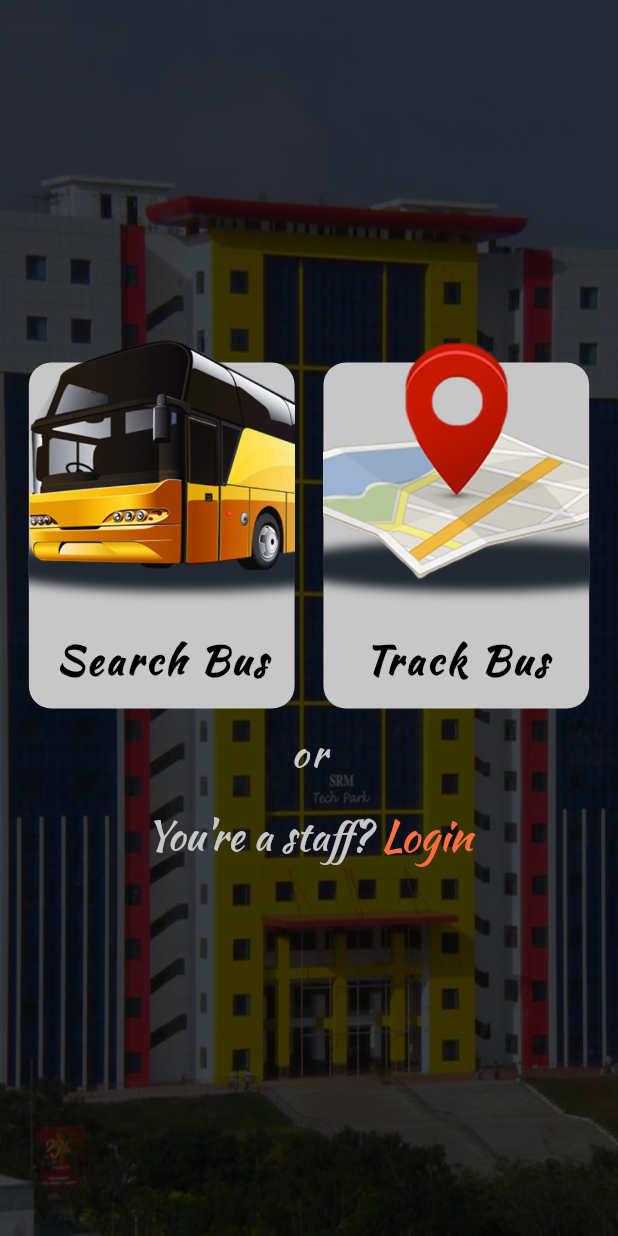
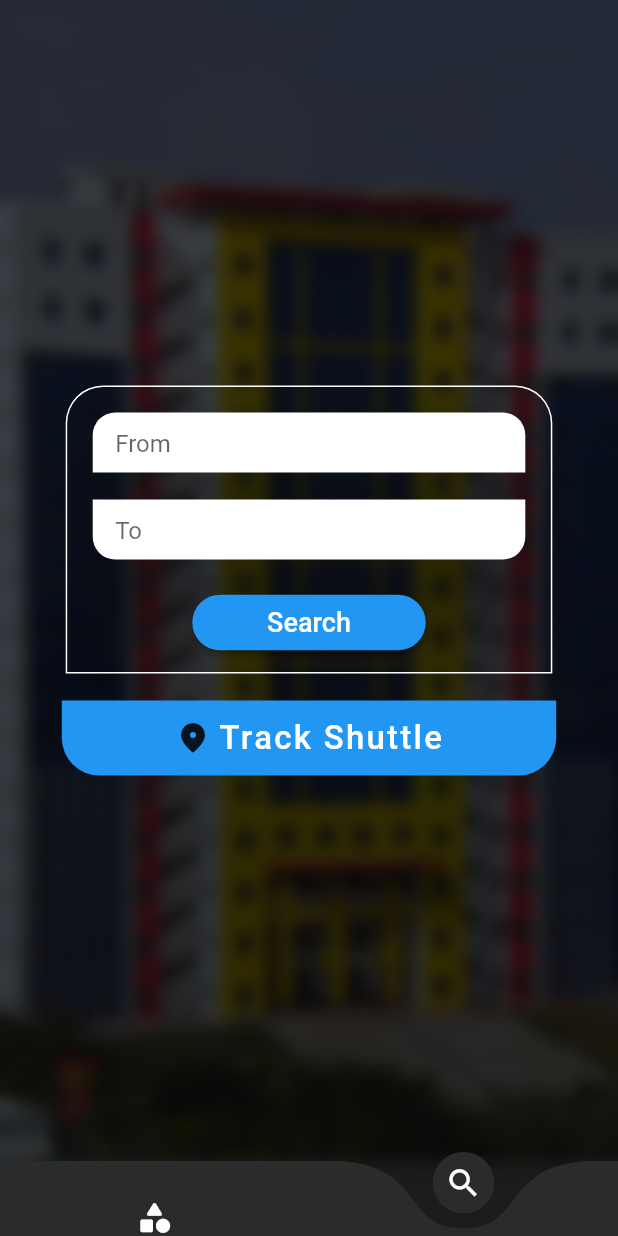
Before and after one commit to heyprincesingh/Shuttle, a Flutter app: the screen it shows after launch, on a phone screen of 412 x 824 dp. Run offline on Flutter 3.47's test engine with Material 2 defaults, Android fonts, the phone set to English and light mode, and no system bars; drawn by our look-alikes of curved_navigation_bar.

Commit message:
Search Screen

```diff
--- /dev/null
+++ b/lib/Search.dart
@@ -0,0 +1,139 @@
+import 'dart:ui';
+import 'package:flutter/cupertino.dart';
+import 'package:flutter/material.dart';
+
+class search extends StatelessWidget {
+  const search({Key? key}) : super(key: key);
+
+  @override
+  Widget build(BuildContext context) {
+    return Container(
+      width: MediaQuery.of(context).size.width,
+      height: MediaQuery.of(context).size.height,
+      child: Column(
+        mainAxisAlignment: MainAxisAlignment.center,
+        crossAxisAlignment: CrossAxisAlignment.center,
+        children: [
+          Card(
+            shape: RoundedRectangleBorder(
+                side: BorderSide(
+                  color: Colors.white,
+                  width: 1.0,
+                ),
+                borderRadius: BorderRadius.only(
+                    topLeft: Radius.circular(25),
+                    topRight: Radius.circular(25))),
+            elevation: 80,
+            color: Color(0x12121212),
+            child: Column(
+              children: [
+                Padding(
+                  padding: const EdgeInsets.fromLTRB(14, 14, 14, 5),
+                  child: BackdropFilter(
+                    filter: ImageFilter.blur(sigmaX: 5, sigmaY: 5),
+                    child: Card(
+                      shape: RoundedRectangleBorder(
+                          borderRadius: BorderRadius.only(
+                              topLeft: Radius.circular(15),
+                              topRight: Radius.circular(15))),
+                      elevation: 20,
+                      color: Colors.white,
+                      child: Container(
+                        height: 40,
+                        width: MediaQuery.of(context).size.width * 0.7,
+                        child: Padding(
+                          padding: const EdgeInsets.only(left: 15),
+                          child: TextFormField(
+                            cursorColor: Colors.black,
+                            decoration: InputDecoration(
+                              border: InputBorder.none,
+                              hintText: 'From',
+                            ),
+                          ),
+                        ),
+                      ),
+                    ),
+                  ),
+                ),
+                Padding(
+                  padding: const EdgeInsets.fromLTRB(14, 5, 14, 14),
+                  child: Card(
+                    shape: RoundedRectangleBorder(
+                        borderRadius: BorderRadius.only(
+                            bottomLeft: Radius.circular(15),
+                            bottomRight: Radius.circular(15))),
+                    elevation: 20,
+                    color: Colors.white,
+                    child: Container(
+                      height: 40,
+                      width: MediaQuery.of(context).size.width * 0.7,
+                      child: Padding(
+                        padding: const EdgeInsets.only(left: 15),
+                        child: TextFormField(
+                          cursorColor: Colors.black,
+                          decoration: InputDecoration(
+                            border: InputBorder.none,
+                            hintText: 'To',
+                          ),
+                        ),
+                      ),
+                    ),
+                  ),
+                ),
+                ElevatedButton(
+                  child: Container(
+                      width: MediaQuery.of(context).size.width * 0.3,
+                      height: MediaQuery.of(context).size.height * 0.045,
+                      child: Center(child: Text("Search",style: TextStyle(fontSize: 18),))),
+                  onPressed: () => print("it's pressed"),
+                  style: ElevatedButton.styleFrom(
+                    primary: Colors.blue,
+                    onPrimary: Colors.white,
+                    shape: RoundedRectangleBorder(
+                      borderRadius: BorderRadius.circular(32.0),
+                    ),
+                  ),
+                ),
+                SizedBox(
+                  height: 10,
+                )
+              ],
+            ),
+          ),
+          SizedBox(
+            height: 10,
+          ),
+          Card(
+              shape: RoundedRectangleBorder(
+                  borderRadius: BorderRadius.only(
+                      bottomLeft: Radius.circular(25),
+                      bottomRight: Radius.circular(25))),
+              elevation: 80,
+              color: Colors.blue,
+              child: Container(
+                height: 50,
+                width: MediaQuery.of(context).size.width * 0.8,
+                child: Row(
+                  mainAxisAlignment: MainAxisAlignment.center,
+                  crossAxisAlignment: CrossAxisAlignment.center,
+                  children: [
+                    Icon(Icons.location_on_rounded),
+                    SizedBox(
+                      width: 5,
+                    ),
+                    Text(
+                      "Track Shuttle",
+                      style: TextStyle(
+                          fontSize: 22,
+                          color: Colors.white,
+                          fontWeight: FontWeight.w500,
+                          letterSpacing: 1.5),
+                    )
+                  ],
+                ),
+              ))
+        ],
+      ),
+    );
+  }
+}
--- a/lib/firstscreen.dart
+++ b/lib/firstscreen.dart
@@ -15,7 +15,7 @@ class firstscreen extends StatelessWidget {
           mainAxisAlignment: MainAxisAlignment.spaceEvenly,
           children: [
             Container(
-              height: MediaQuery.of(context).size.height * 0.28,
+              height: MediaQuery.of(context).size.height * 0.27,
               width: MediaQuery.of(context).size.width * 0.43,
               decoration: BoxDecoration(
                 borderRadius: BorderRadius.all(Radius.circular(15)),
@@ -50,7 +50,7 @@ class firstscreen extends StatelessWidget {
               ),
             ),
             Container(
-              height: MediaQuery.of(context).size.height * 0.28,
+              height: MediaQuery.of(context).size.height * 0.27,
               width: MediaQuery.of(context).size.width * 0.43,
               decoration: BoxDecoration(
                 borderRadius: BorderRadius.all(Radius.circular(15)),
--- a/lib/main.dart
+++ b/lib/main.dart
@@ -1,21 +1,31 @@
 import 'package:flutter/material.dart';
+import 'package:shuttle/Search.dart';
 import 'package:shuttle/firstscreen.dart';
+import 'package:curved_navigation_bar/curved_navigation_bar.dart';
 
 void main() {
   runApp(const MyApp());
 }
 
-class MyApp extends StatelessWidget {
+class MyApp extends StatefulWidget {
   const MyApp({Key? key}) : super(key: key);
 
+  @override
+  State<MyApp> createState() => _MyAppState();
+}
+
+class _MyAppState extends State<MyApp> {
+
+  int _currentIndex = 1;
+  final screenIndex = [firstscreen(),search()];
   @override
   Widget build(BuildContext context) {
     return MaterialApp(
       debugShowCheckedModeBanner: false,
-      title: 'Shuttle',
       theme: ThemeData(),
       home: SafeArea(
         child: Scaffold(
+          resizeToAvoidBottomInset: false,
           backgroundColor: Color(0xFF1C1C1C),
           body: Container(
               decoration: BoxDecoration(
@@ -24,7 +34,24 @@ class MyApp extends StatelessWidget {
                   fit: BoxFit.cover,
                 ),
               ),
-              child: firstscreen()),
+              child: screenIndex[_currentIndex]),
+          bottomNavigationBar: CurvedNavigationBar(
+            animationCurve: Curves.fastLinearToSlowEaseIn,
+            backgroundColor: Colors.transparent,
+            color: Color(0xff2b2b2b),
+            buttonBackgroundColor: Color(0xff2b2b2b),
+            items: [
+              Tooltip(
+                  message: "Categories",
+                  child: Icon(Icons.category_rounded,size: 25,color: Colors.white)),
+              Tooltip(
+                  message: "Wallpapers",
+                  child: Icon(Icons.search,size: 25,color: Colors.white)),
+            ],
+            height: 50,
+            index: 1,
+            onTap: (index) => setState(() => _currentIndex = index),
+          ),
         ),
       ),
     );
--- a/pubspec.yaml
+++ b/pubspec.yaml
@@ -34,6 +34,7 @@ dependencies:
   # The following adds the Cupertino Icons font to your application.
   # Use with the CupertinoIcons class for iOS style icons.
   cupertino_icons: ^1.0.2
+  curved_navigation_bar: ^1.0.3
 
 dev_dependencies:
   flutter_test:
```
Also changed, not shown: pubspec.lock.
